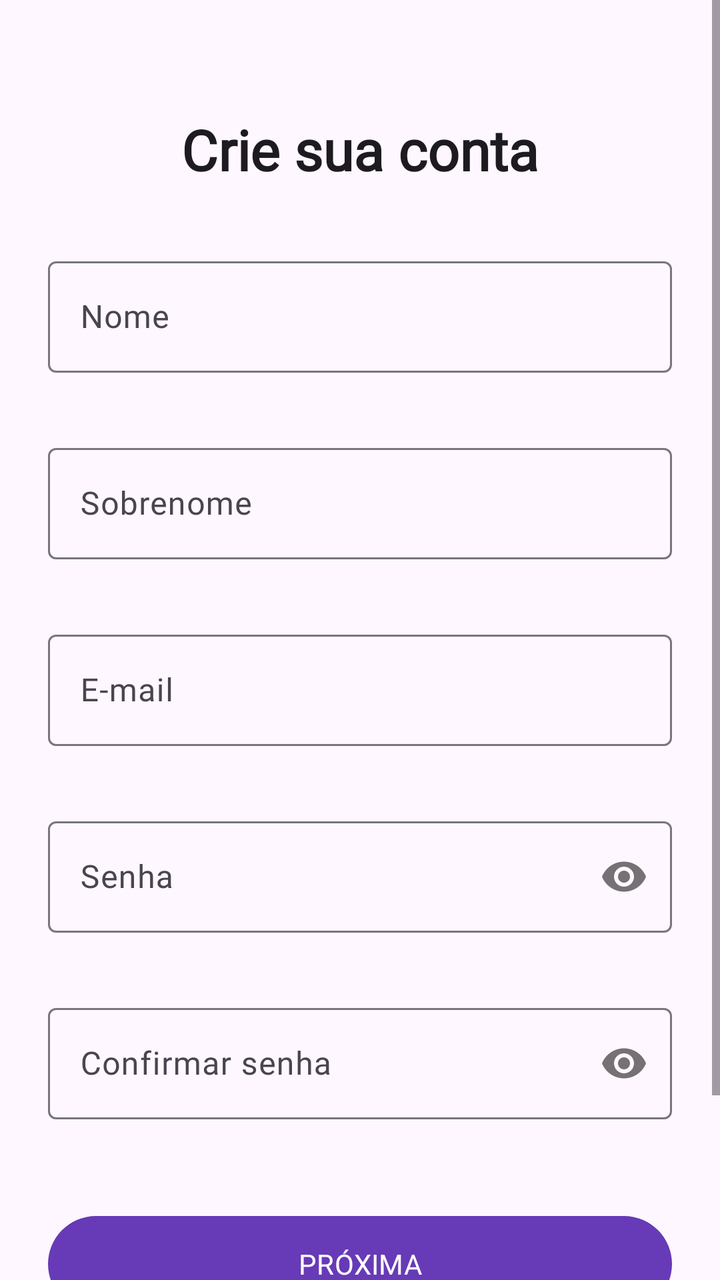
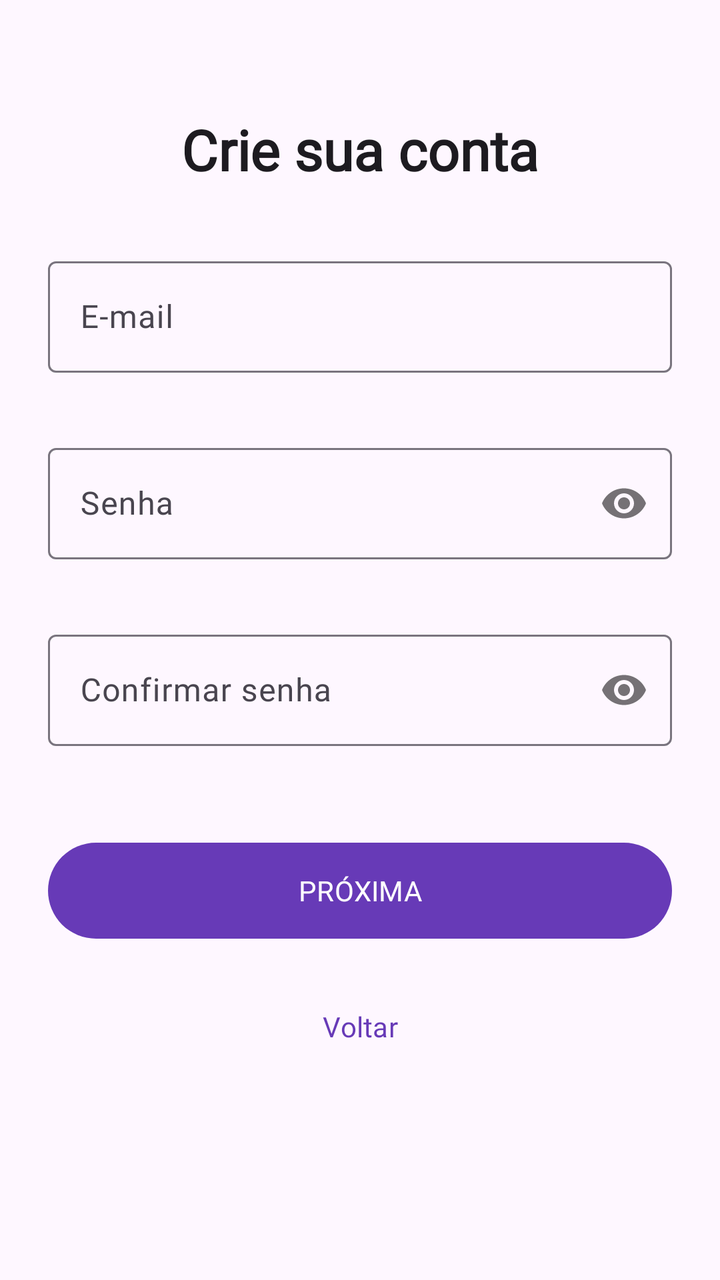

Before-and-after screenshots of an Android layout around one commit, followed by the original layout XML and the change that was made.
<!-- AndroidManifest.xml: application theme Theme.Trocabook -->
<!-- res/layout/activity_criar_senha.xml -->
<?xml version="1.0" encoding="utf-8"?>
<ScrollView xmlns:android="http://schemas.android.com/apk/res/android"
    xmlns:app="http://schemas.android.com/apk/res-auto"
    android:layout_width="match_parent"
    android:layout_height="match_parent"
    android:fitsSystemWindows="true"
    android:background="?android:attr/colorBackground">

    <LinearLayout
        android:layout_width="match_parent"
        android:layout_height="wrap_content"
        android:orientation="vertical"
        android:padding="24dp"
        android:gravity="center_horizontal">

        <TextView
            android:layout_width="wrap_content"
            android:layout_height="wrap_content"
            android:text="Crie sua conta"
            android:textSize="28sp"
            android:textStyle="bold"
            android:fontFamily="@font/manrope_bold"
            android:textColor="?attr/colorOnSurface"
            android:layout_marginTop="32dp"
            android:layout_marginBottom="32dp" />

        <com.google.android.material.textfield.TextInputLayout
            android:id="@+id/layoutNome"
            style="@style/Widget.Material3.TextInputLayout.OutlinedBox"
            android:layout_width="match_parent"
            android:layout_height="wrap_content"
            android:layout_marginBottom="12dp"
            app:errorEnabled="true">
            <com.google.android.material.textfield.TextInputEditText
                android:id="@+id/editNome"
                android:layout_width="match_parent"
                android:layout_height="wrap_content"
                android:hint="Nome"
                android:fontFamily="@font/manrope_regular"
                android:textColor="?attr/colorOnSurface"
                android:inputType="textCapWords" />
        </com.google.android.material.textfield.TextInputLayout>

        <com.google.android.material.textfield.TextInputLayout
            android:id="@+id/layoutSobrenome"
            style="@style/Widget.Material3.TextInputLayout.OutlinedBox"
            android:layout_width="match_parent"
            android:layout_height="wrap_content"
            android:layout_marginBottom="12dp"
            app:errorEnabled="true">
            <com.google.android.material.textfield.TextInputEditText
                android:id="@+id/editSobrenome"
                android:layout_width="match_parent"
                android:layout_height="wrap_content"
                android:hint="Sobrenome"
                android:fontFamily="@font/manrope_regular"
                android:textColor="?attr/colorOnSurface"
                android:inputType="textCapWords" />
        </com.google.android.material.textfield.TextInputLayout>

        <com.google.android.material.textfield.TextInputLayout
            android:id="@+id/layoutEmail"
            style="@style/Widget.Material3.TextInputLayout.OutlinedBox"
            android:layout_width="match_parent"
            android:layout_height="wrap_content"
            android:layout_marginBottom="12dp"
            app:errorEnabled="true">
            <com.google.android.material.textfield.TextInputEditText
                android:id="@+id/editEmail"
                android:layout_width="match_parent"
                android:layout_height="wrap_content"
                android:hint="E-mail"
                android:fontFamily="@font/manrope_regular"
                android:textColor="?attr/colorOnSurface"
                android:inputType="textEmailAddress" />
        </com.google.android.material.textfield.TextInputLayout>

        <com.google.android.material.textfield.TextInputLayout
            android:id="@+id/layoutSenha"
            style="@style/Widget.Material3.TextInputLayout.OutlinedBox"
            android:layout_width="match_parent"
            android:layout_height="wrap_content"
            android:layout_marginBottom="12dp"
            app:errorEnabled="true"
            app:passwordToggleEnabled="true">
            <com.google.android.material.textfield.TextInputEditText
                android:id="@+id/editSenha"
                android:layout_width="match_parent"
                android:layout_height="wrap_content"
                android:hint="Senha"
                android:fontFamily="@font/manrope_regular"
                android:textColor="?attr/colorOnSurface"
                android:inputType="textPassword" />
        </com.google.android.material.textfield.TextInputLayout>

        <com.google.android.material.textfield.TextInputLayout
            android:id="@+id/layoutConfirmaSenha"
            style="@style/Widget.Material3.TextInputLayout.OutlinedBox"
            android:layout_width="match_parent"
            android:layout_height="wrap_content"
            android:layout_marginBottom="24dp"
            app:errorEnabled="true"
            app:passwordToggleEnabled="true">
            <com.google.android.material.textfield.TextInputEditText
                android:id="@+id/editConfirmaSenha"
                android:layout_width="match_parent"
                android:layout_height="wrap_content"
                android:hint="Confirmar senha"
                android:fontFamily="@font/manrope_regular"
                android:textColor="?attr/colorOnSurface"
                android:inputType="textPassword" />
        </com.google.android.material.textfield.TextInputLayout>

        <Button
            android:id="@+id/btnProxima"
            android:layout_width="match_parent"
            android:layout_height="56dp"
            android:text="PRÓXIMA"
            android:fontFamily="@font/manrope_bold"
            app:backgroundTint="?attr/colorPrimary"
            android:textColor="?attr/colorOnPrimary" />

        <Button
            android:id="@+id/btnVoltarCadastro"
            style="@style/Widget.Material3.Button.TextButton"
            android:layout_width="wrap_content"
            android:layout_height="wrap_content"
            android:layout_marginTop="16dp"
            android:fontFamily="@font/manrope_semibold"
            android:text="Voltar" />

    </LinearLayout>
</ScrollView>
<!-- resources referenced by this layout -->
<resources>
  <style name="Theme.Trocabook" parent="Base.Theme.Trocabook" />
  <style name="Base.Theme.Trocabook" parent="Theme.Material3.DayNight.NoActionBar">
          
          <item name="colorPrimary">#673AB7</item>
          <item name="colorOnPrimary">#FFFFFF</item>
          <item name="colorSecondary">#03DAC6</item>
          <item name="colorOnSecondary">#000000</item>
          
          
          <item name="android:windowBackground">?attr/colorSurface</item>
          <item name="android:statusBarColor">?attr/colorSurface</item>
          <item name="android:windowLightStatusBar">true</item>
      </style>
</resources>

<!-- the commit's change to res/layout/activity_criar_senha.xml (unified diff, before → after) -->
@@ -23,40 +23,6 @@
             android:textColor="?attr/colorOnSurface"
             android:layout_marginTop="32dp"
             android:layout_marginBottom="32dp" />
-
-        <com.google.android.material.textfield.TextInputLayout
-            android:id="@+id/layoutNome"
-            style="@style/Widget.Material3.TextInputLayout.OutlinedBox"
-            android:layout_width="match_parent"
-            android:layout_height="wrap_content"
-            android:layout_marginBottom="12dp"
-            app:errorEnabled="true">
-            <com.google.android.material.textfield.TextInputEditText
-                android:id="@+id/editNome"
-                android:layout_width="match_parent"
-                android:layout_height="wrap_content"
-                android:hint="Nome"
-                android:fontFamily="@font/manrope_regular"
-                android:textColor="?attr/colorOnSurface"
-                android:inputType="textCapWords" />
-        </com.google.android.material.textfield.TextInputLayout>
-
-        <com.google.android.material.textfield.TextInputLayout
-            android:id="@+id/layoutSobrenome"
-            style="@style/Widget.Material3.TextInputLayout.OutlinedBox"
-            android:layout_width="match_parent"
-            android:layout_height="wrap_content"
-            android:layout_marginBottom="12dp"
-            app:errorEnabled="true">
-            <com.google.android.material.textfield.TextInputEditText
-                android:id="@+id/editSobrenome"
-                android:layout_width="match_parent"
-                android:layout_height="wrap_content"
-                android:hint="Sobrenome"
-                android:fontFamily="@font/manrope_regular"
-                android:textColor="?attr/colorOnSurface"
-                android:inputType="textCapWords" />
-        </com.google.android.material.textfield.TextInputLayout>
 
         <com.google.android.material.textfield.TextInputLayout
             android:id="@+id/layoutEmail"
